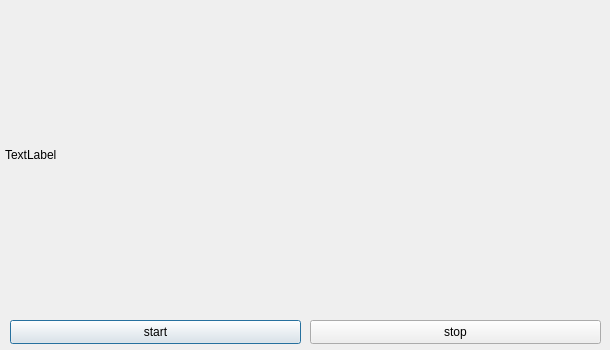
Above: sound_test/SoundViewer.ui from jo7ueb/qt_practice before the change. Below: the same form after it.
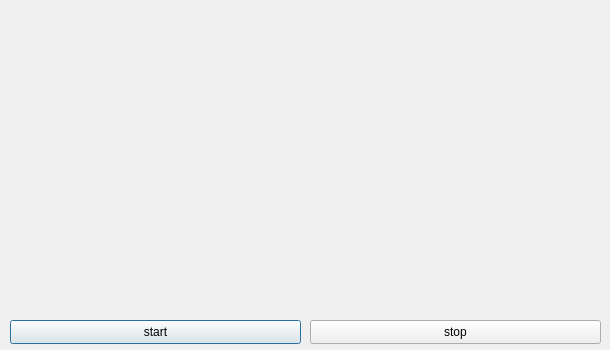
That is the form after the change.

```diff
--- a/sound_test/SoundViewer.ui
+++ b/sound_test/SoundViewer.ui
@@ -22,9 +22,6 @@
      <height>300</height>
     </rect>
    </property>
-   <property name="text">
-    <string>TextLabel</string>
-   </property>
    <property name="textFormat">
     <enum>Qt::PlainText</enum>
    </property>
```
